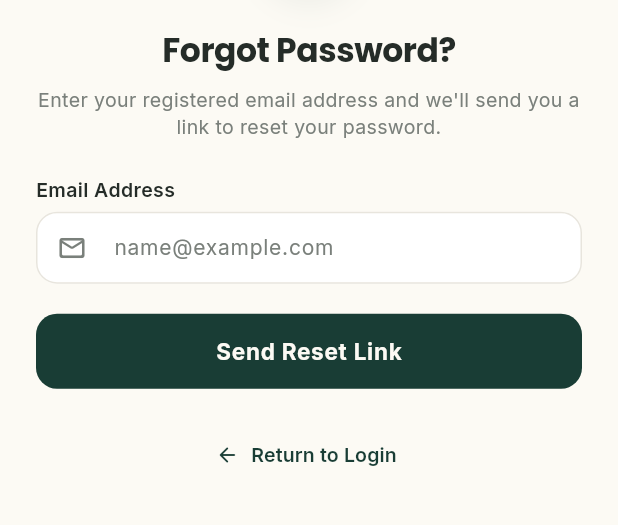
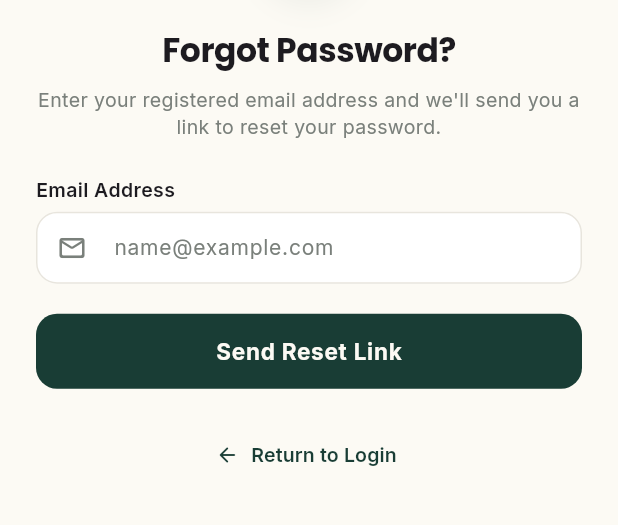
Before and after one commit to daniashabih/quizapp, a Flutter app: the screen it shows after launch, after a tap on "Forgot Password?", on a phone screen of 412 x 824 dp, the part 470-995 px from its top. Run offline on Flutter 3.47's test engine with Material 3 defaults, Android fonts, the phone set to English and light mode, and no system bars; our stand-ins replace connectivity_plus, dio, flutter_riverpod, flutter_secure_storage, go_router, google_fonts and 3 more; network calls fail.

Commit message:
Update app_text_styles.dart

```diff
--- a/mobile/lib/core/constants/app_text_styles.dart
+++ b/mobile/lib/core/constants/app_text_styles.dart
@@ -1,48 +1,41 @@
 import 'package:flutter/material.dart';
 import 'package:google_fonts/google_fonts.dart';
-import 'app_colors.dart';
 
 class AppTextStyles {
-  // Display / Headings (Poppins)
+  // Display / Headings (Poppins) — inherits color from active ThemeData
   static TextStyle displayLarge = GoogleFonts.poppins(
     fontSize: 28,
     fontWeight: FontWeight.bold,
-    color: AppColors.textPrimary,
     letterSpacing: -0.5,
   );
 
   static TextStyle displayMedium = GoogleFonts.poppins(
     fontSize: 22,
     fontWeight: FontWeight.bold,
-    color: AppColors.textPrimary,
     letterSpacing: -0.3,
   );
 
   static TextStyle displaySmall = GoogleFonts.poppins(
     fontSize: 18,
     fontWeight: FontWeight.w700,
-    color: AppColors.textPrimary,
   );
 
-  // Body / UI (Inter)
+  // Body / UI (Inter) — inherits color from active ThemeData
   static TextStyle bodyLarge = GoogleFonts.inter(
     fontSize: 16,
     fontWeight: FontWeight.w500,
-    color: AppColors.textPrimary,
     height: 1.5,
   );
 
   static TextStyle bodyMedium = GoogleFonts.inter(
     fontSize: 14,
     fontWeight: FontWeight.normal,
-    color: AppColors.textPrimary,
     height: 1.4,
   );
 
   static TextStyle bodySmall = GoogleFonts.inter(
     fontSize: 12,
     fontWeight: FontWeight.normal,
-    color: AppColors.textSecondary,
     height: 1.4,
   );
 
```
